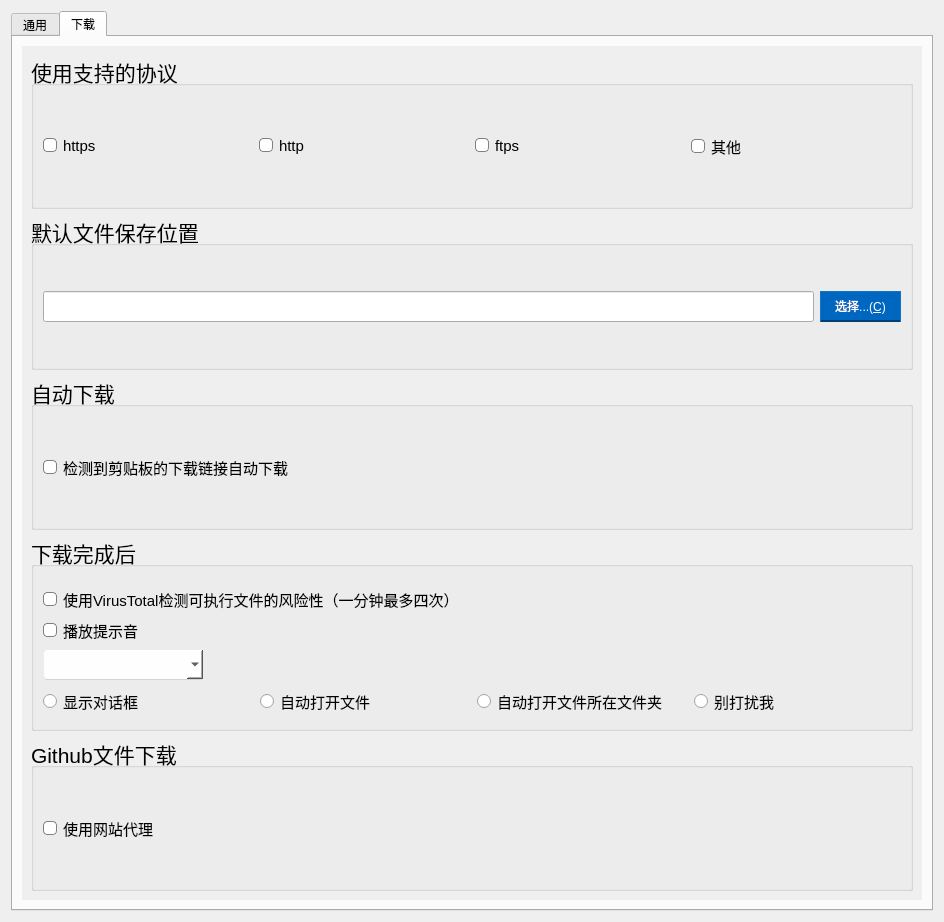
The window that src/SecondDownloader/ui/frmsettings.ui (pinsoftstudio/SecondDownloader) describes before a commit, drawn with Qt 5.
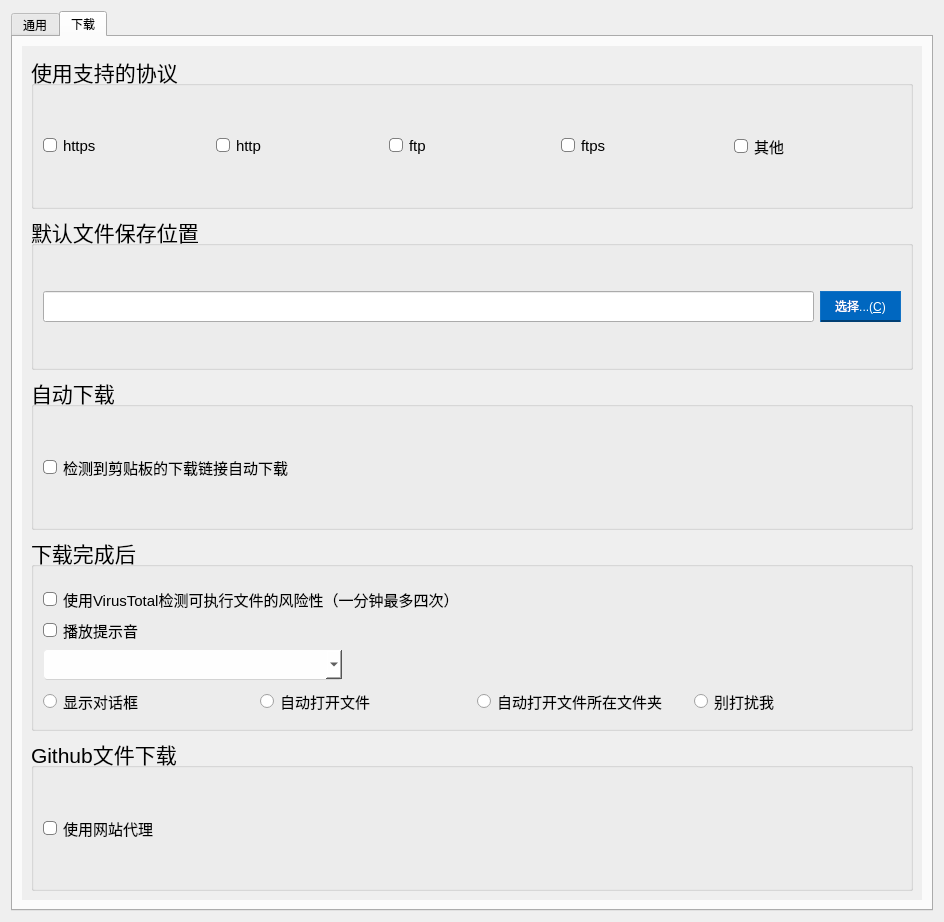
The same window after the commit. Icons and pictures are not drawn.

```diff
--- a/src/SecondDownloader/ui/frmsettings.ui
+++ b/src/SecondDownloader/ui/frmsettings.ui
@@ -524,6 +524,18 @@
                 </property>
                </widget>
               </item>
+              <item>
+               <widget class="QCheckBox" name="chkProtrolFtp">
+                <property name="font">
+                 <font>
+                  <pointsize>11</pointsize>
+                 </font>
+                </property>
+                <property name="text">
+                 <string>ftp</string>
+                </property>
+               </widget>
+              </item>
               <item>
                <widget class="QCheckBox" name="chkProtrolFtps">
                 <property name="font">
@@ -731,13 +743,13 @@
                    <widget class="QComboBox" name="comboFinishedBell">
                     <property name="minimumSize">
                      <size>
-                      <width>161</width>
+                      <width>300</width>
                       <height>31</height>
                      </size>
                     </property>
                     <property name="maximumSize">
                      <size>
-                      <width>161</width>
+                      <width>300</width>
                       <height>31</height>
                      </size>
                     </property>
```
Left out of the diff: 6 changed lines with no effect on the pictures.
